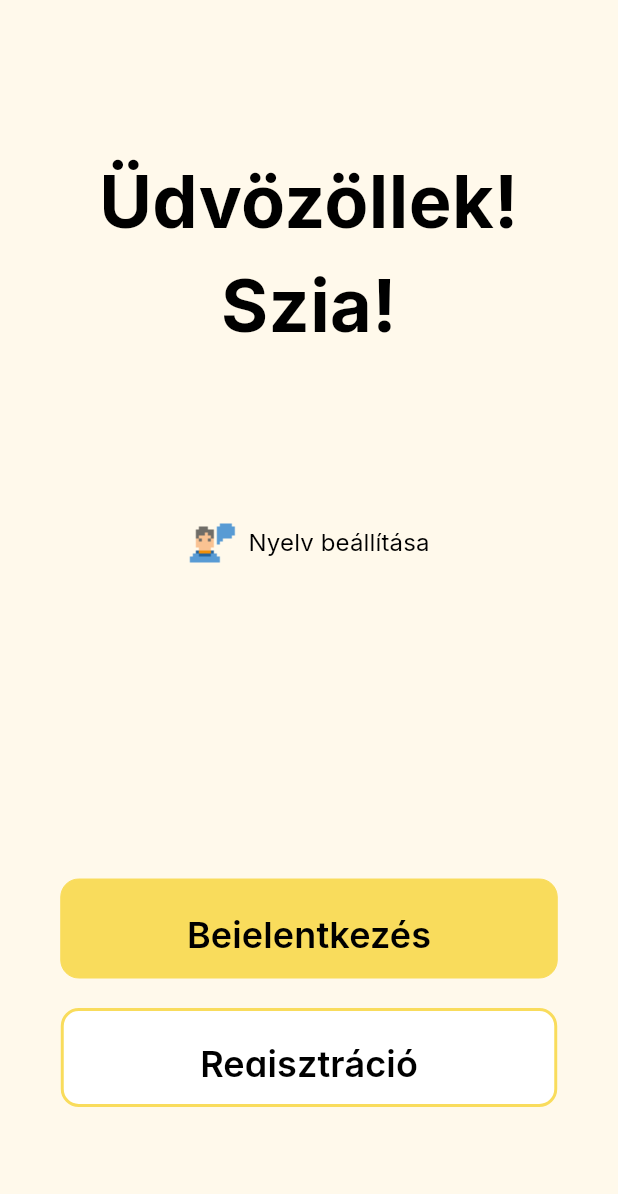
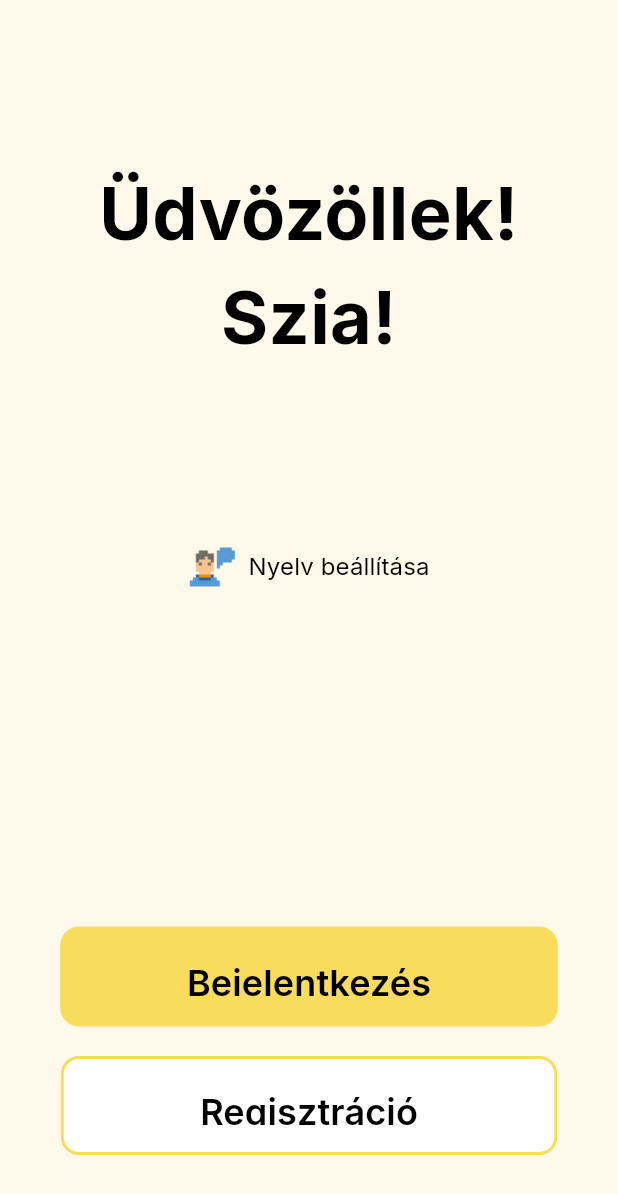
Before and after one commit to T0liver/recout, a Flutter app: the screen it shows after launch, on a phone screen of 412 x 824 dp. Shown: the top 1194 px of the screen. Run offline on Flutter 3.47's test engine with Material 3 defaults, Android fonts, the phone set to English and light mode, and no system bars.

Commit message:
Responsive FirstPage Making the page responsive by using Spacer instead of SizedBox for the large layout breaks

```diff
--- a/lib/first_page.dart
+++ b/lib/first_page.dart
@@ -13,17 +13,18 @@ class FirstPage extends StatelessWidget {
     return Scaffold(
         body: Column(
             children: [
-              SizedBox(height: 100,),
+              const Spacer(flex: 2),
               Heading(text: l10n.firstGreet),
-              SizedBox(height: 100,),
+              const Spacer(flex: 2),
               LanguageLabel(onPressed: () {},),
-              SizedBox(height: 200),
+              const Spacer(flex: 4),
               Button(text: l10n.login, onPressed: () {},),
               SizedBox(height: 20,),
               Button(text: l10n.register, onPressed: () {},
                 bgColor: Colors.white,
                 border: BorderSide(color: const Color(0xFFF9DC5C), width: 2),
-              )
+              ),
+              const Spacer(flex: 1,)
             ]
         )
     );
```
